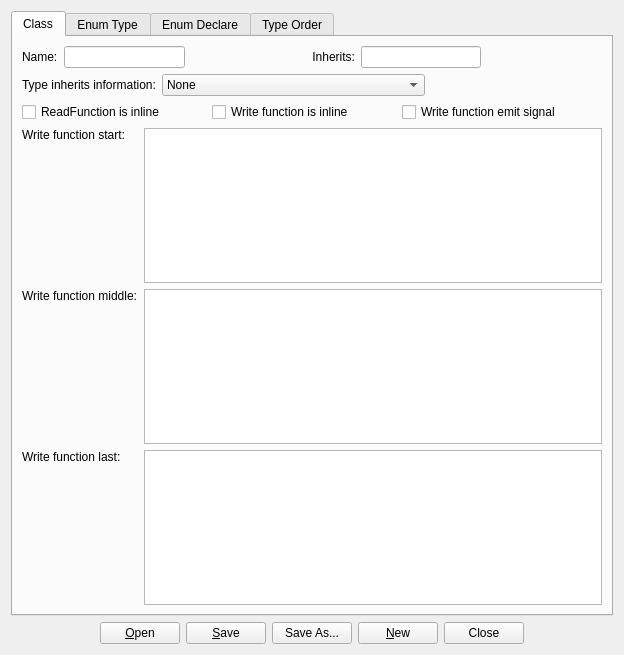
Old version of the form dialogset.ui in the repository panuins/QtPropertyCodeGenerator.
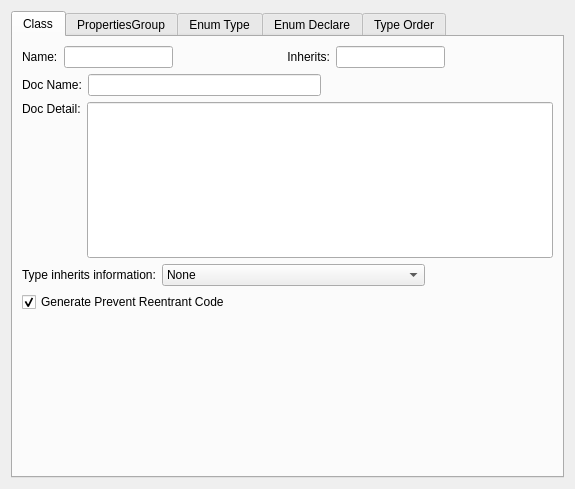
New version of the form.

What changed in the file:
```diff
--- a/dialogset.ui
+++ b/dialogset.ui
@@ -6,8 +6,8 @@
    <rect>
     <x>0</x>
     <y>0</y>
-    <width>624</width>
-    <height>655</height>
+    <width>575</width>
+    <height>489</height>
    </rect>
   </property>
   <property name="windowTitle">
@@ -46,7 +46,11 @@
           </widget>
          </item>
          <item>
-          <widget class="QLineEdit" name="lineEditClassName"/>
+          <widget class="QLineEdit" name="lineEditClassName">
+           <property name="dragEnabled">
+            <bool>true</bool>
+           </property>
+          </widget>
          </item>
          <item>
           <spacer name="horizontalSpacer_3">
@@ -81,7 +85,11 @@
           </widget>
          </item>
          <item>
-          <widget class="QLineEdit" name="lineEditClassInherits"/>
+          <widget class="QLineEdit" name="lineEditClassInherits">
+           <property name="dragEnabled">
+            <bool>true</bool>
+           </property>
+          </widget>
          </item>
          <item>
           <spacer name="horizontalSpacer_5">
@@ -98,6 +106,67 @@
          </item>
         </layout>
        </item>
+       <item>
+        <layout class="QHBoxLayout" name="horizontalLayout_7">
+         <item>
+          <widget class="QLabel" name="labelClassDocName">
+           <property name="text">
+            <string>Doc Name:</string>
+           </property>
+          </widget>
+         </item>
+         <item>
+          <widget class="QLineEdit" name="lineEditClassDocName">
+           <property name="dragEnabled">
+            <bool>true</bool>
+           </property>
+          </widget>
+         </item>
+         <item>
+          <spacer name="horizontalSpacer_11">
+           <property name="orientation">
+            <enum>Qt::Horizontal</enum>
+           </property>
+           <property name="sizeHint" stdset="0">
+            <size>
+             <width>40</width>
+             <height>20</height>
+            </size>
+           </property>
+          </spacer>
+         </item>
+        </layout>
+       </item>
+       <item>
+        <layout class="QHBoxLayout" name="horizontalLayout_8">
+         <item>
+          <widget class="QLabel" name="labelClassDocDetail">
+           <property name="text">
+            <string>Doc Detail:</string>
+           </property>
+           <property name="alignment">
+            <set>Qt::AlignLeading|Qt::AlignLeft|Qt::AlignTop</set>
+           </property>
+          </widget>
+         </item>
+         <item>
+          <widget class="QLineEdit" name="lineEditClassDocDetail">
+           <property name="sizePolicy">
+            <sizepolicy hsizetype="Expanding" vsizetype="Expanding">
+             <horstretch>0</horstretch>
+             <verstretch>0</verstretch>
+            </sizepolicy>
+           </property>
+           <property name="alignment">
+            <set>Qt::AlignLeading|Qt::AlignLeft|Qt::AlignTop</set>
+           </property>
+           <property name="dragEnabled">
+            <bool>true</bool>
+           </property>
+          </widget>
+         </item>
+        </layout>
+       </item>
        <item>
         <layout class="QHBoxLayout" name="horizontalLayout_4">
          <item>
@@ -167,6 +236,119 @@
         </layout>
        </item>
        <item>
+        <layout class="QHBoxLayout" name="horizontalLayout_9">
+         <item>
+          <widget class="QCheckBox" name="checkBoxClassGeneratePreventReentrantCode">
+           <property name="text">
+            <string>Generate Prevent Reentrant Code</string>
+           </property>
+           <property name="checked">
+            <bool>true</bool>
+           </property>
+          </widget>
+         </item>
+         <item>
+          <spacer name="horizontalSpacer_12">
+           <property name="orientation">
+            <enum>Qt::Horizontal</enum>
+           </property>
+           <property name="sizeHint" stdset="0">
+            <size>
+             <width>40</width>
+             <height>20</height>
+            </size>
+           </property>
+          </spacer>
+         </item>
+        </layout>
+       </item>
+       <item>
+        <spacer name="verticalSpacer_3">
+         <property name="orientation">
+          <enum>Qt::Vertical</enum>
+         </property>
+         <property name="sizeType">
+          <enum>QSizePolicy::MinimumExpanding</enum>
+         </property>
+         <property name="sizeHint" stdset="0">
+          <size>
+           <width>20</width>
+           <height>30</height>
+          </size>
+         </property>
+        </spacer>
+       </item>
+      </layout>
+     </widget>
+     <widget class="QWidget" name="tabPropertiesGroup">
+      <attribute name="title">
+       <string>PropertiesGroup</string>
+      </attribute>
+      <layout class="QVBoxLayout" name="verticalLayout_8">
+       <item>
+        <layout class="QHBoxLayout" name="horizontalLayout_13">
+         <item>
+          <widget class="QComboBox" name="comboBoxPropertiesGroups"/>
+         </item>
+         <item>
+          <widget class="QPushButton" name="pushButtonPropertiesGroupChangeName">
+           <property name="text">
+            <string>ChangeName</string>
+           </property>
+          </widget>
+         </item>
+         <item>
+          <spacer name="horizontalSpacer_20">
+           <property name="orientation">
+            <enum>Qt::Horizontal</enum>
+           </property>
+           <property name="sizeHint" stdset="0">
+            <size>
+             <width>40</width>
+             <height>20</height>
+            </size>
+           </property>
+          </spacer>
+         </item>
+         <item>
+          <widget class="QLabel" name="labelPropertiesGroupName">
+           <property name="sizePolicy">
+            <sizepolicy hsizetype="Fixed" vsizetype="Fixed">
+             <horstretch>0</horstretch>
+             <verstretch>0</verstretch>
+            </sizepolicy>
+           </property>
+           <property name="text">
+            <string>Name:</string>
+           </property>
+           <property name="buddy">
+            <cstring>lineEditClassName</cstring>
+           </property>
+          </widget>
+         </item>
+         <item>
+          <widget class="QLineEdit" name="lineEditPropertiesGroupName">
+           <property name="dragEnabled">
+            <bool>true</bool>
+           </property>
+          </widget>
+         </item>
+         <item>
+          <spacer name="horizontalSpacer_19">
+           <property name="orientation">
+            <enum>Qt::Horizontal</enum>
+           </property>
+           <property name="sizeHint" stdset="0">
+            <size>
+             <width>40</width>
+             <height>20</height>
+            </size>
+           </property>
+          </spacer>
+         </item>
+        </layout>
+       </item>
+       <item>
         <layout class="QHBoxLayout" name="horizontalLayout_2">
          <item>
           <widget class="QCheckBox" name="checkBoxGroupReadFunctionIsInline">
@@ -179,6 +361,9 @@
            <property name="text">
             <string>ReadFunction is inline</string>
            </property>
+           <property name="checked">
+            <bool>true</bool>
+           </property>
           </widget>
          </item>
          <item>
@@ -231,6 +416,9 @@
            <property name="text">
             <string>Write function emit signal</string>
            </property>
+           <property name="checked">
+            <bool>true</bool>
+           </property>
           </widget>
          </item>
          <item>
@@ -305,7 +493,51 @@
           <widget class="QPlainTextEdit" name="plainTextEditGroupWriteFunctionMiddle"/>
          </item>
          <item row="2" column="1">
-          <widget class="QPlainTextEdit" name="plainTextEditGroupWriteFunctionLast"/>
+          <widget class="QPlainTextEdit" name="plainTextEditPropertiesGroupWriteFunctionLast"/>
+         </item>
+        </layout>
+       </item>
+       <item>
+        <layout class="QHBoxLayout" name="horizontalLayout">
+         <item>
+          <spacer name="horizontalSpacer">
+           <property name="orientation">
+            <enum>Qt::Horizontal</enum>
+           </property>
+           <property name="sizeHint" stdset="0">
+            <size>
+             <width>40</width>
+             <height>20</height>
+            </size>
+           </property>
+          </spacer>
+         </item>
+         <item>
+          <widget class="QPushButton" name="pushButtonPropertiesGroupAdd">
+           <property name="text">
+            <string>&amp;Add</string>
+           </property>
+          </widget>
+         </item>
+         <item>
+          <widget class="QPushButton" name="pushButtonPropertiesGroupRemove">
+           <property name="text">
+            <string>&amp;Remove</string>
+           </property>
+          </widget>
+         </item>
+         <item>
+          <spacer name="horizontalSpacer_2">
+           <property name="orientation">
+            <enum>Qt::Horizontal</enum>
+           </property>
+           <property name="sizeHint" stdset="0">
+            <size>
+             <width>40</width>
+             <height>20</height>
+            </size>
+           </property>
+          </spacer>
          </item>
         </layout>
        </item>
@@ -492,71 +724,6 @@
      </widget>
     </widget>
    </item>
-   <item>
-    <layout class="QHBoxLayout" name="horizontalLayout">
-     <item>
-      <spacer name="horizontalSpacer">
-       <property name="orientation">
-        <enum>Qt::Horizontal</enum>
-       </property>
-       <property name="sizeHint" stdset="0">
-        <size>
-         <width>40</width>
-         <height>20</height>
-        </size>
-       </property>
-      </spacer>
-     </item>
-     <item>
-      <widget class="QPushButton" name="pushButtonOpenSettingsPolicy">
-       <property name="text">
-        <string>&amp;Open</string>
-       </property>
-      </widget>
-     </item>
-     <item>
-      <widget class="QPushButton" name="pushButtonSaveSettingsPolicy">
-       <property name="text">
-        <string>&amp;Save</string>
-       </property>
-      </widget>
-     </item>
-     <item>
-      <widget class="QPushButton" name="pushButtonSaveSettingsPolicyAs">
-       <property name="text">
-        <string>Save As...</string>
-       </property>
-      </widget>
-     </item>
-     <item>
-      <widget class="QPushButton" name="pushButtonNewSettingsPolicy">
-       <property name="text">
-        <string>&amp;New</string>
-       </property>
-      </widget>
-     </item>
-     <item>
-      <widget class="QPushButton" name="pushButtonCloseSettingsDialog">
-       <property name="text">
-        <string>Close</string>
-       </property>
-      </widget>
-     </item>
-     <item>
-      <spacer name="horizontalSpacer_2">
-       <property name="orientation">
-        <enum>Qt::Horizontal</enum>
-       </property>
-       <property name="sizeHint" stdset="0">
-        <size>
-         <width>40</width>
-         <height>20</height>
-        </size>
-       </property>
-      </spacer>
-     </item>
-    </layout>
-   </item>
   </layout>
  </widget>
  <tabstops>
```
Left out of the diff: 33 changed lines with no effect on the pictures.
